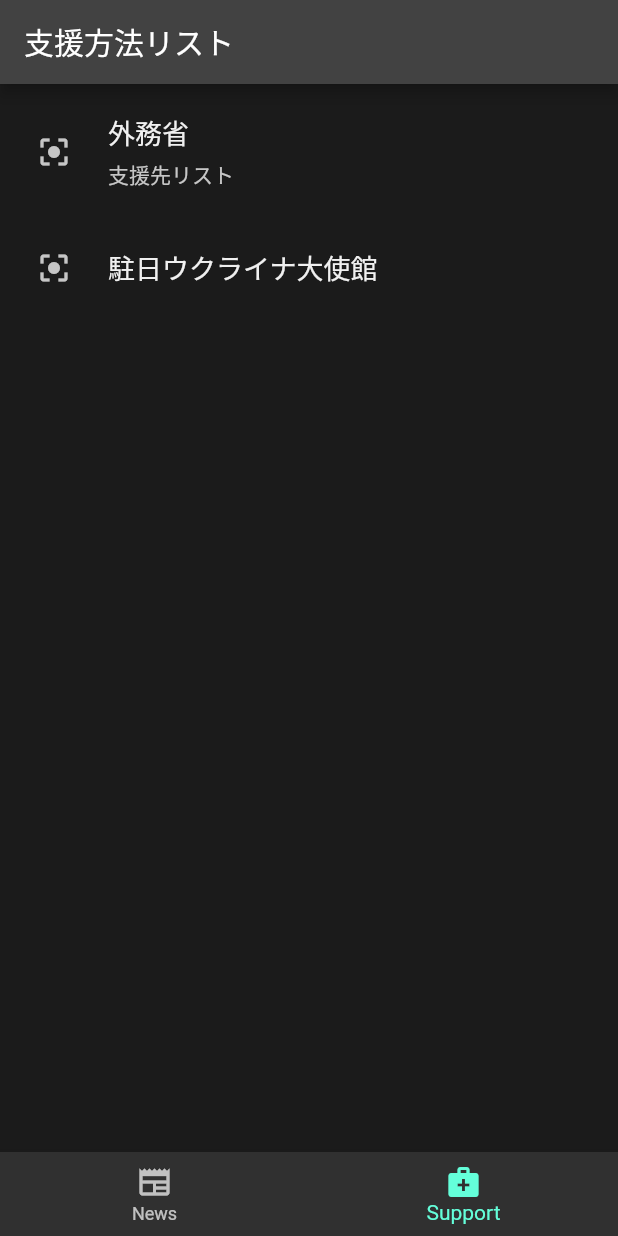
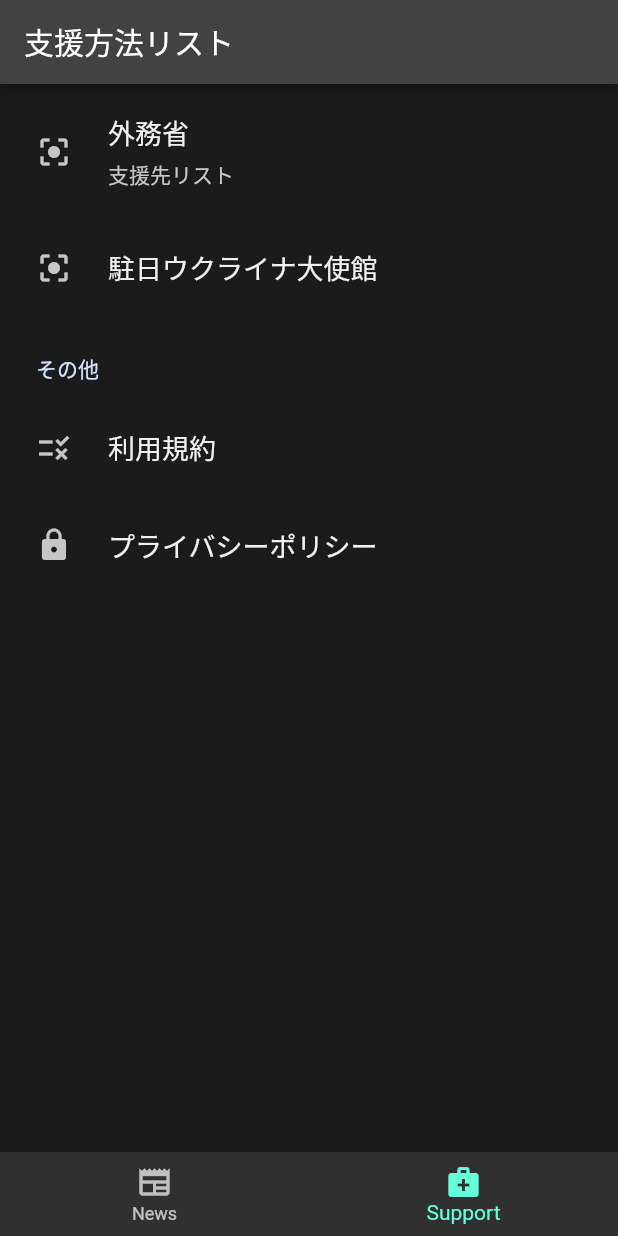
Before and after one commit to mafreud/ukraine_news, a Flutter app: the screen it shows after launch, item 2 of the bottom bar chosen, on a phone screen of 412 x 824 dp. Run offline on Flutter 3.47's test engine with Material 2 defaults, Android fonts, the phone set to English and light mode, and no system bars; drawn by our look-alikes of settings_ui; our stand-ins replace adaptive_dialog, cloud_firestore, firebase_core, flutter_riverpod; accounts and stored records are empty; generated files the repository leaves out were written again.

Commit message:
利用規約およびプライバシーポリシーを追加 (#23)

```diff
--- a/lib/app/links/links.dart
+++ b/lib/app/links/links.dart
@@ -1,4 +1,10 @@
 class Links {
   static String mofa =
       'https://www.mofa.go.jp/mofaj/erp/c_see/ua/page4_005527.html';
+
+  static String privacyPolicy =
+      'https://ringed-saga-119.notion.site/8598956ded1d44d1b9eb49c33f05e2ef';
+
+  static String termsOfConditions =
+      'https://ringed-saga-119.notion.site/0dbdbfd885c3480d930145b5f5e180da';
 }
--- a/lib/app/support/support_list_page.dart
+++ b/lib/app/support/support_list_page.dart
@@ -38,6 +38,23 @@
               ),
             ],
           ),
+          SettingsSection(
+            title: const Text('その他'),
+            tiles: <SettingsTile>[
+              SettingsTile.navigation(
+                leading: const Icon(Icons.rule),
+                title: const Text('利用規約'),
+                onPressed: (_) =>
+                    UrlLauncherService.launchURL(Links.termsOfConditions),
+              ),
+              SettingsTile.navigation(
+                leading: const Icon(Icons.lock),
+                title: const Text('プライバシーポリシー'),
+                onPressed: (_) =>
+                    UrlLauncherService.launchURL(Links.privacyPolicy),
+              ),
+            ],
+          ),
         ],
       ),
     );
```
